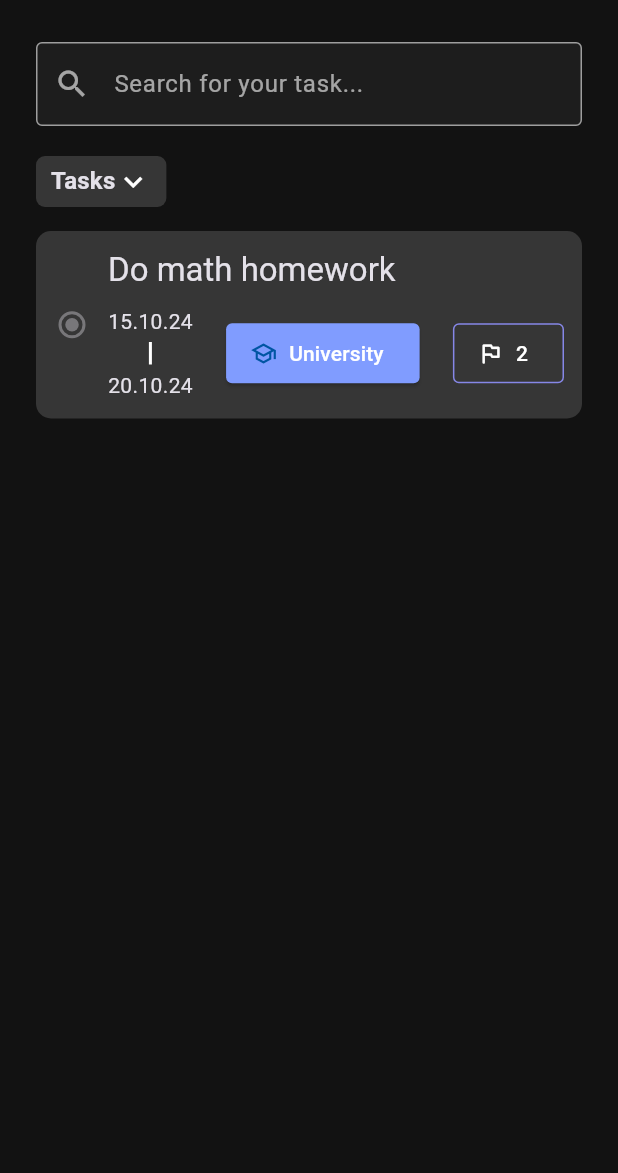
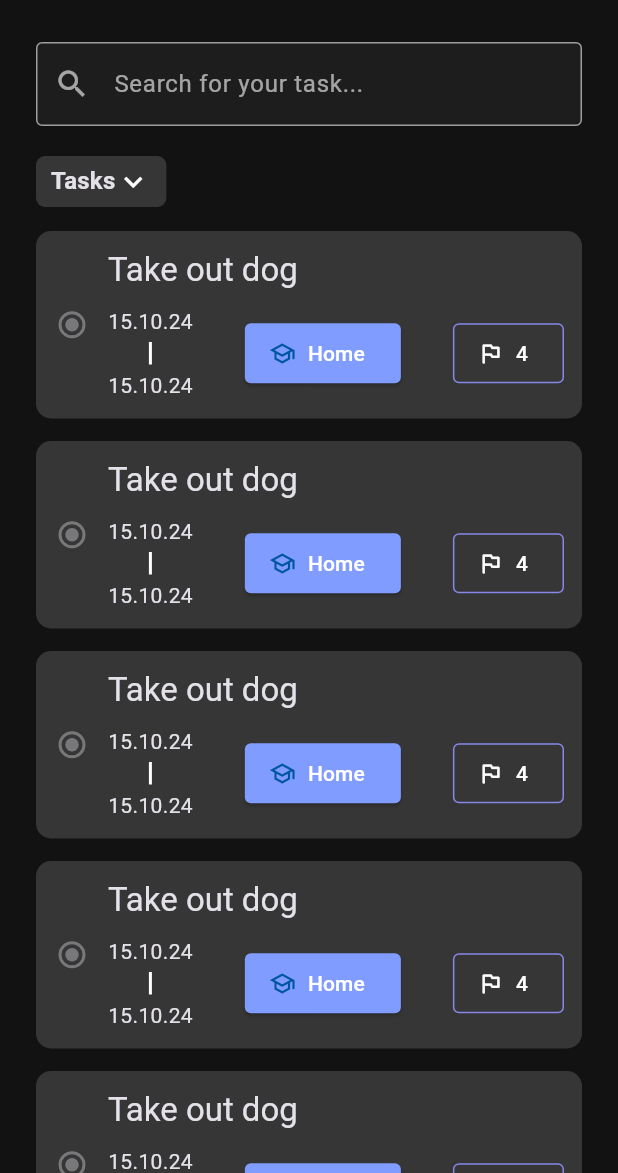
Before and after one commit to MajidiyM/todoListApp, a Flutter app: the screen it shows after launch, on a phone screen of 412 x 824 dp, the part 63-1236 px from its top. Run offline on Flutter 3.47's test engine with Material 3 defaults, Android fonts, the phone set to English and light mode, and no system bars.

```diff
--- a/lib/main.dart
+++ b/lib/main.dart
@@ -51,15 +51,14 @@ class HomeScreen extends StatelessWidget {
           SliverToBoxAdapter(
             child: SizedBox(height: 16),
           ),
-          // TaskCard
-          SliverToBoxAdapter(
-            child: TaskCard(
-              title: 'Do math homework',
-              startDate: '15.10.24',
-              endDate: '20.10.24',
-              category: 'University',
-              priority: '2',
-            ),
+          SliverList.builder(
+            itemCount: 5,
+            itemBuilder: (context, index) => TaskCard(
+                title: "Take out dog",
+                startDate: "15.10.24",
+                endDate: "15.10.24",
+                category: "Home",
+                priority: "4"),
           ),
         ],
       ),
@@ -87,7 +86,7 @@ class TaskCard extends StatelessWidget {
   Widget build(BuildContext context) {
     final theme = Theme.of(context);
     return Container(
-      margin: EdgeInsets.symmetric(horizontal: 24),
+      margin: EdgeInsets.symmetric(horizontal: 24).copyWith(bottom: 15),
       padding: EdgeInsets.symmetric(vertical: 12),
       decoration: BoxDecoration(
         color: theme.cardColor,
```
